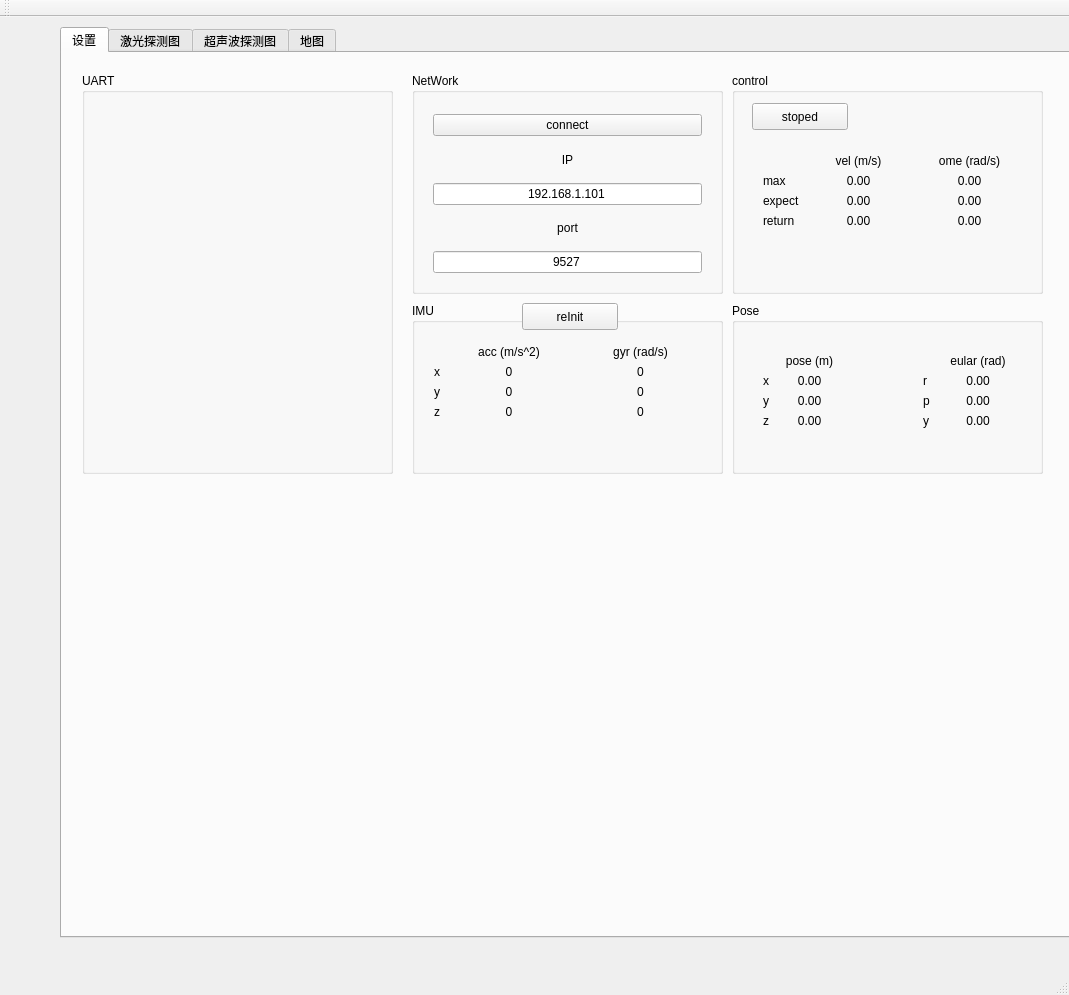
zwhg/distributed_robot_sys, file src/a_robot_platform/src/client/qt_client/mainwindow.ui: the form before one commit.
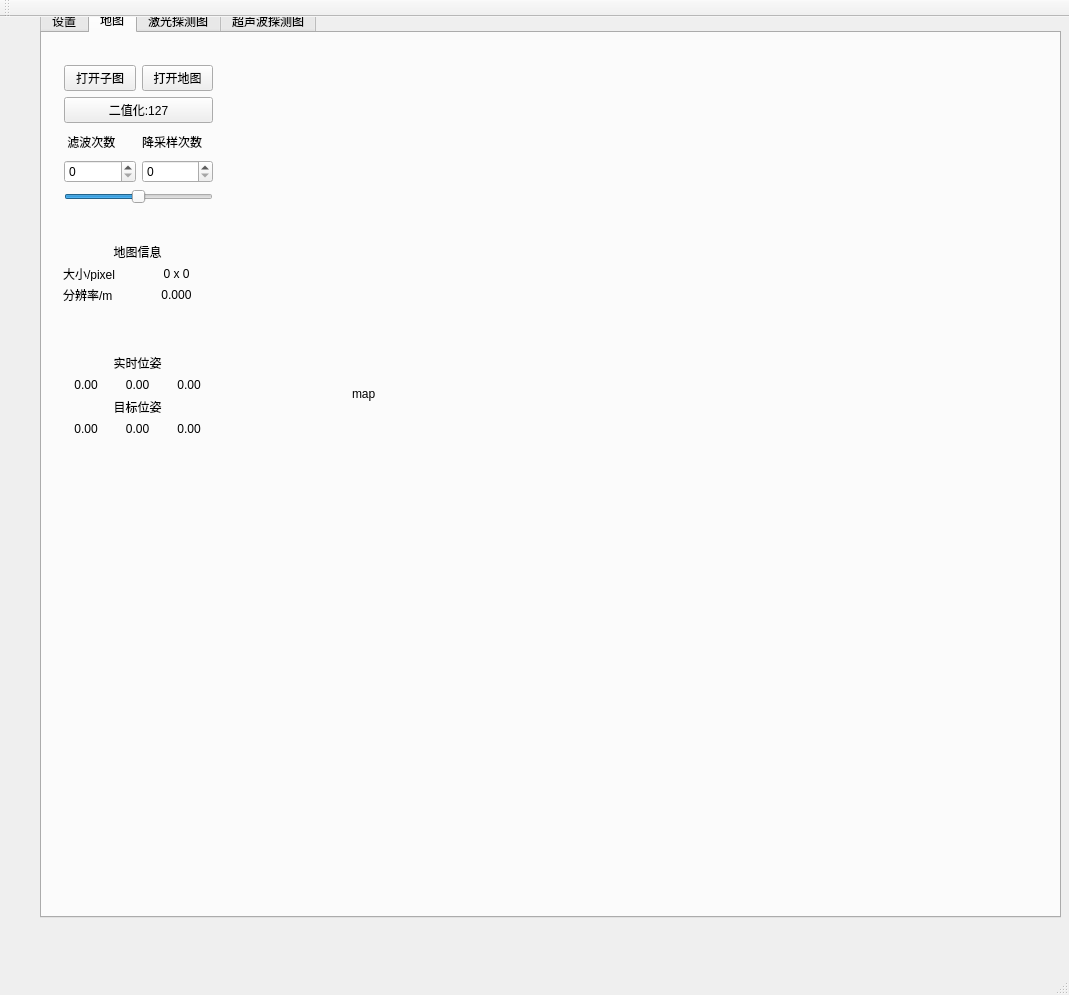
The form after the commit. The open tabs and pages were chosen to show the change.

Diff of the .ui file:
```diff
--- a/src/a_robot_platform/src/client/qt_client/mainwindow.ui
+++ b/src/a_robot_platform/src/client/qt_client/mainwindow.ui
@@ -29,8 +29,8 @@
    <widget class="QTabWidget" name="tabWidget">
     <property name="geometry">
      <rect>
-      <x>60</x>
-      <y>10</y>
+      <x>40</x>
+      <y>-10</y>
       <width>1021</width>
       <height>911</height>
      </rect>
@@ -38,7 +38,7 @@
     <property name="currentIndex">
      <number>0</number>
     </property>
-    <widget class="QWidget" name="tab_3">
+    <widget class="QWidget" name="tab_1">
      <attribute name="title">
       <string>设置</string>
      </attribute>
@@ -684,7 +684,277 @@
       </property>
      </widget>
     </widget>
-    <widget class="QWidget" name="tab_4">
+    <widget class="QWidget" name="tab_2">
+     <attribute name="title">
+      <string>地图</string>
+     </attribute>
+     <widget class="QLabel" name="lbl_map">
+      <property name="geometry">
+       <rect>
+        <x>310</x>
+        <y>70</y>
+        <width>521</width>
+        <height>581</height>
+       </rect>
+      </property>
+      <property name="text">
+       <string>map</string>
+      </property>
+     </widget>
+     <widget class="QWidget" name="layoutWidget">
+      <property name="geometry">
+       <rect>
+        <x>11</x>
+        <y>21</y>
+        <width>171</width>
+        <height>161</height>
+       </rect>
+      </property>
+      <layout class="QVBoxLayout" name="verticalLayout_4">
+       <item>
+        <layout class="QHBoxLayout" name="horizontalLayout_2">
+         <item>
+          <widget class="QPushButton" name="pBtn_open_submap">
+           <property name="text">
+            <string>打开子图</string>
+           </property>
+          </widget>
+         </item>
+         <item>
+          <widget class="QPushButton" name="pBtn_open_map">
+           <property name="text">
+            <string>打开地图</string>
+           </property>
+          </widget>
+         </item>
+        </layout>
+       </item>
+       <item>
+        <widget class="QPushButton" name="pBtn_binarization">
+         <property name="text">
+          <string>二值化:127</string>
+         </property>
+         <property name="checkable">
+          <bool>true</bool>
+         </property>
+         <property name="checked">
+          <bool>false</bool>
+         </property>
+        </widget>
+       </item>
+       <item>
+        <layout class="QVBoxLayout" name="verticalLayout_3">
+         <item>
+          <layout class="QHBoxLayout" name="horizontalLayout">
+           <item>
+            <widget class="QLabel" name="label">
+             <property name="text">
+              <string> 滤波次数 </string>
+             </property>
+            </widget>
+           </item>
+           <item>
+            <widget class="QLabel" name="label_2">
+             <property name="text">
+              <string>降采样次数</string>
+             </property>
+            </widget>
+           </item>
+          </layout>
+         </item>
+         <item>
+          <layout class="QHBoxLayout" name="horizontalLayout_11">
+           <item>
+            <widget class="QSpinBox" name="Spin_Filter_Count"/>
+           </item>
+           <item>
+            <widget class="QSpinBox" name="Spin_Sample_Count"/>
+           </item>
+          </layout>
+         </item>
+        </layout>
+       </item>
+       <item>
+        <widget class="QSlider" name="horizontalSlider">
+         <property name="maximum">
+          <number>255</number>
+         </property>
+         <property name="value">
+          <number>127</number>
+         </property>
+         <property name="orientation">
+          <enum>Qt::Horizontal</enum>
+         </property>
+        </widget>
+       </item>
+      </layout>
+     </widget>
+     <widget class="QWidget" name="layoutWidget">
+      <property name="geometry">
+       <rect>
+        <x>10</x>
+        <y>310</y>
+        <width>171</width>
+        <height>103</height>
+       </rect>
+      </property>
+      <layout class="QVBoxLayout" name="verticalLayout_5">
+       <item>
+        <widget class="QLabel" name="label_3">
+         <property name="text">
+          <string>实时位姿</string>
+         </property>
+         <property name="alignment">
+          <set>Qt::AlignCenter</set>
+         </property>
+        </widget>
+       </item>
+       <item>
+        <layout class="QHBoxLayout" name="horizontalLayout_12">
+         <item>
+          <widget class="QLabel" name="lbl_robot_pose_x">
+           <property name="text">
+            <string>0.00</string>
+           </property>
+           <property name="alignment">
+            <set>Qt::AlignCenter</set>
+           </property>
+          </widget>
+         </item>
+         <item>
+          <widget class="QLabel" name="lbl_robot_pose_y">
+           <property name="text">
+            <string>0.00</string>
+           </property>
+           <property name="alignment">
+            <set>Qt::AlignCenter</set>
+           </property>
+          </widget>
+         </item>
+         <item>
+          <widget class="QLabel" name="lbl_robot_pose_h">
+           <property name="text">
+            <string>0.00</string>
+           </property>
+           <property name="alignment">
+            <set>Qt::AlignCenter</set>
+           </property>
+          </widget>
+         </item>
+        </layout>
+       </item>
+       <item>
+        <widget class="QLabel" name="label_4">
+         <property name="text">
+          <string>目标位姿</string>
+         </property>
+         <property name="alignment">
+          <set>Qt::AlignCenter</set>
+         </property>
+        </widget>
+       </item>
+       <item>
+        <layout class="QHBoxLayout" name="horizontalLayout_13">
+         <item>
+          <widget class="QLabel" name="lbl_robot_epose_x">
+           <property name="text">
+            <string>0.00</string>
+           </property>
+           <property name="alignment">
+            <set>Qt::AlignCenter</set>
+           </property>
+          </widget>
+         </item>
+         <item>
+          <widget class="QLabel" name="lbl_robot_epose_y">
+           <property name="text">
+            <string>0.00</string>
+           </property>
+           <property name="alignment">
+            <set>Qt::AlignCenter</set>
+           </property>
+          </widget>
+         </item>
+         <item>
+          <widget class="QLabel" name="lbl_robot_epose_h">
+           <property name="text">
+            <string>0.00</string>
+           </property>
+           <property name="alignment">
+            <set>Qt::AlignCenter</set>
+           </property>
+          </widget>
+         </item>
+        </layout>
+       </item>
+      </layout>
+     </widget>
+     <widget class="QWidget" name="layoutWidget">
+      <property name="geometry">
+       <rect>
+        <x>10</x>
+        <y>200</y>
+        <width>171</width>
+        <height>80</height>
+       </rect>
+      </property>
+      <layout class="QVBoxLayout" name="verticalLayout_6">
+       <item>
+        <widget class="QLabel" name="label_5">
+         <property name="text">
+          <string>地图信息</string>
+         </property>
+         <property name="alignment">
+          <set>Qt::AlignCenter</set>
+         </property>
+        </widget>
+       </item>
+       <item>
+        <layout class="QHBoxLayout" name="horizontalLayout_14">
+         <item>
+          <widget class="QLabel" name="label_6">
+           <property name="text">
+            <string>大小/pixel</string>
+           </property>
+          </widget>
+         </item>
+         <item>
+          <widget class="QLabel" name="lbl_map_info_size">
+           <property name="text">
+            <string>0 x 0</string>
+           </property>
+           <property name="alignment">
+            <set>Qt::AlignCenter</set>
+           </property>
+          </widget>
+         </item>
+        </layout>
+       </item>
+       <item>
+        <layout class="QHBoxLayout" name="horizontalLayout_15">
+         <item>
+          <widget class="QLabel" name="label_7">
+           <property name="text">
+            <string>分辨率/m</string>
+           </property>
+          </widget>
+         </item>
+         <item>
+          <widget class="QLabel" name="lbl_map_info_res">
+           <property name="text">
+            <string>0.000</string>
+           </property>
+           <property name="alignment">
+            <set>Qt::AlignCenter</set>
+           </property>
+          </widget>
+         </item>
+        </layout>
+       </item>
+      </layout>
+     </widget>
+    </widget>
+    <widget class="QWidget" name="tab_3">
      <attribute name="title">
       <string>激光探测图</string>
      </attribute>
@@ -748,7 +1018,7 @@
       </widget>
      </widget>
     </widget>
-    <widget class="QWidget" name="tab_5">
+    <widget class="QWidget" name="tab_4">
      <attribute name="title">
       <string>超声波探测图</string>
      </attribute>
@@ -1039,90 +1309,6 @@
       </widget>
      </widget>
     </widget>
-    <widget class="QWidget" name="tab_6">
-     <attribute name="title">
-      <string>地图</string>
-     </attribute>
-     <widget class="QLabel" name="lbl_map">
-      <property name="geometry">
-       <rect>
-        <x>480</x>
-        <y>10</y>
-        <width>521</width>
-        <height>581</height>
-       </rect>
-      </property>
-      <property name="text">
-       <string>map</string>
-      </property>
-     </widget>
-     <widget class="QWidget" name="">
-      <property name="geometry">
-       <rect>
-        <x>10</x>
-        <y>20</y>
-        <width>181</width>
-        <height>158</height>
-       </rect>
-      </property>
-      <layout class="QVBoxLayout" name="verticalLayout_3">
-       <item>
-        <layout class="QHBoxLayout" name="horizontalLayout_2">
-         <item>
-          <widget class="QPushButton" name="pBtn_open_submap">
-           <property name="text">
-            <string>打开子图</string>
-           </property>
-          </widget>
-         </item>
-         <item>
-          <widget class="QPushButton" name="pBtn_open_map">
-           <property name="text">
-            <string>打开地图</string>
-           </property>
-          </widget>
-         </item>
-        </layout>
-       </item>
-       <item>
-        <widget class="QPushButton" name="pBtn_binarization">
-         <property name="text">
-          <string>二值化:127</string>
-         </property>
-         <property name="checkable">
-          <bool>true</bool>
-         </property>
-         <property name="checked">
-          <bool>false</bool>
-         </property>
-        </widget>
-       </item>
-       <item>
-        <layout class="QHBoxLayout" name="horizontalLayout">
-         <item>
-          <widget class="QSpinBox" name="Spin_Filter_Count"/>
-         </item>
-         <item>
-          <widget class="QSpinBox" name="Spin_Sample_Count"/>
-         </item>
-        </layout>
-       </item>
-       <item>
-        <widget class="QSlider" name="horizontalSlider">
-         <property name="maximum">
-          <number>255</number>
-         </property>
-         <property name="value">
-          <number>127</number>
-         </property>
-         <property name="orientation">
-          <enum>Qt::Horizontal</enum>
-         </property>
-        </widget>
-       </item>
-      </layout>
-     </widget>
-    </widget>
    </widget>
   </widget>
   <widget class="QMenuBar" name="menuBar">
```
Left out of the diff: 4 changed lines with no effect on the pictures.
